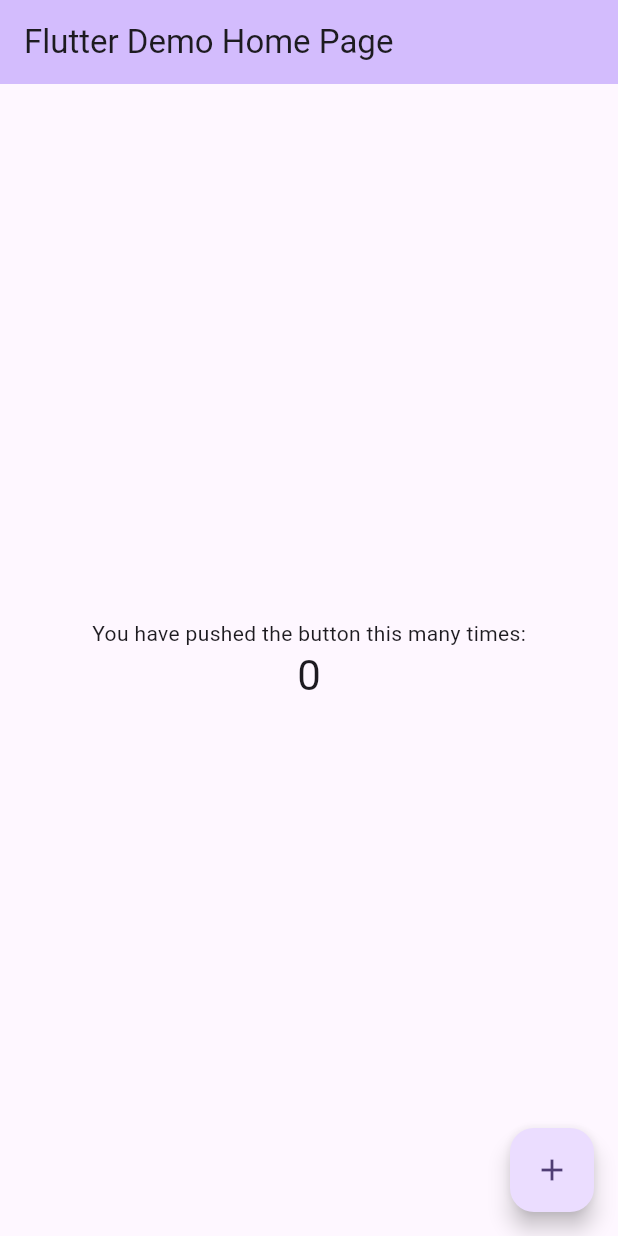
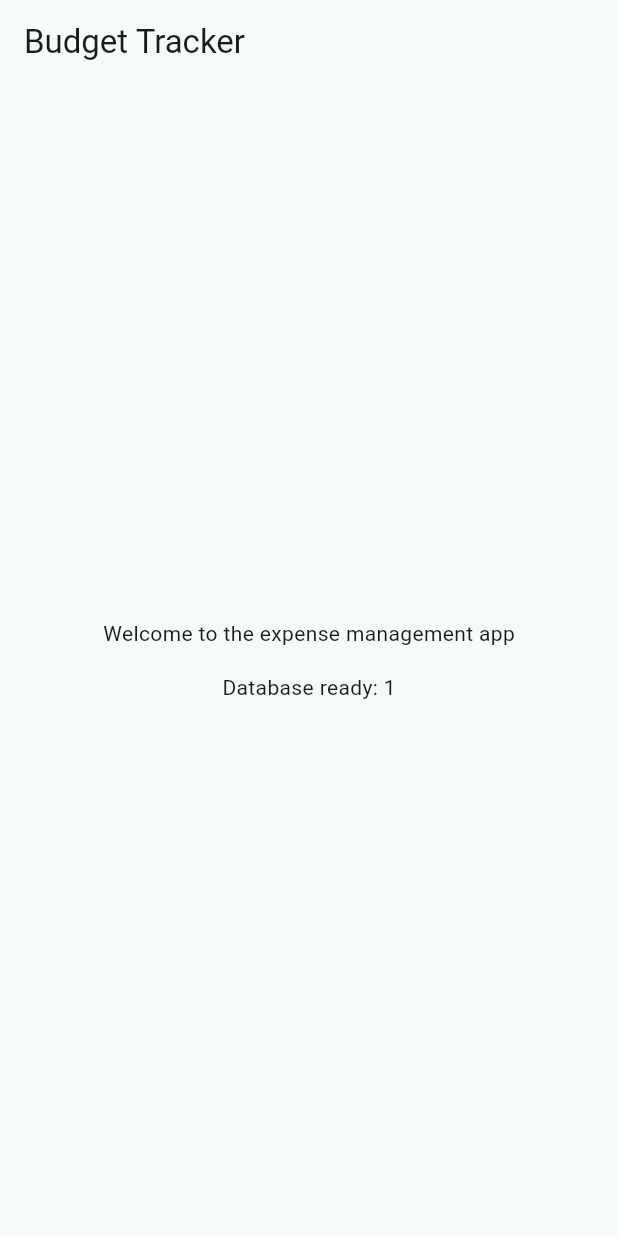
Before and after one commit to Rico631/budget_tracker, a Flutter app: the screen it shows after launch, on a phone screen of 412 x 824 dp. Run offline on Flutter 3.47's test engine with Material 3 defaults, Android fonts, the phone set to English and light mode, and no system bars; our stand-ins replace drift, drift_flutter, flutter_riverpod; accounts and stored records are empty; generated files the repository leaves out were written again.

````diff
--- /dev/null
+++ b/devtools_options.yaml
@@ -0,0 +1,3 @@
+description: This file stores settings for Dart & Flutter DevTools.
+documentation: https://docs.flutter.dev/tools/devtools/extensions#configure-extension-enablement-states
+extensions:
--- /dev/null
+++ b/l10n.yaml
@@ -0,0 +1,5 @@
+arb-dir: lib/l10n
+template-arb-file: app_en.arb
+output-localization-file: app_localizations.dart
+output-class: AppLocalizations
+nullable-getter: false
--- /dev/null
+++ b/lib/l10n/app_en.arb
@@ -0,0 +1,8 @@
+{
+  "@@locale": "en",
+  "appTitle": "Budget Tracker",
+  "welcomeMessage": "Welcome to the expense management app",
+  "@welcomeMessage": {
+    "description": "Home screen welcome copy"
+  }
+}
--- /dev/null
+++ b/lib/l10n/app_localizations.dart
@@ -0,0 +1,146 @@
+import 'dart:async';
+
+import 'package:flutter/foundation.dart';
+import 'package:flutter/widgets.dart';
+import 'package:flutter_localizations/flutter_localizations.dart';
+import 'package:intl/intl.dart' as intl;
+
+import 'app_localizations_en.dart';
+import 'app_localizations_ru.dart';
+
+// ignore_for_file: type=lint
+
+/// Callers can lookup localized strings with an instance of AppLocalizations
+/// returned by `AppLocalizations.of(context)`.
+///
+/// Applications need to include `AppLocalizations.delegate()` in their app's
+/// `localizationDelegates` list, and the locales they support in the app's
+/// `supportedLocales` list. For example:
+///
+/// ```dart
+/// import 'l10n/app_localizations.dart';
+///
+/// return MaterialApp(
+///   localizationsDelegates: AppLocalizations.localizationsDelegates,
+///   supportedLocales: AppLocalizations.supportedLocales,
+///   home: MyApplicationHome(),
+/// );
+/// ```
+///
+/// ## Update pubspec.yaml
+///
+/// Please make sure to update your pubspec.yaml to include the following
+/// packages:
+///
+/// ```yaml
+/// dependencies:
+///   # Internationalization support.
+///   flutter_localizations:
+///     sdk: flutter
+///   intl: any # Use the pinned version from flutter_localizations
+///
+///   # Rest of dependencies
+/// ```
+///
+/// ## iOS Applications
+///
+/// iOS applications define key application metadata, including supported
+/// locales, in an Info.plist file that is built into the application bundle.
+/// To configure the locales supported by your app, you’ll need to edit this
+/// file.
+///
+/// First, open your project’s ios/Runner.xcworkspace Xcode workspace file.
+/// Then, in the Project Navigator, open the Info.plist file under the Runner
+/// project’s Runner folder.
+///
+/// Next, select the Information Property List item, select Add Item from the
+/// Editor menu, then select Localizations from the pop-up menu.
+///
+/// Select and expand the newly-created Localizations item then, for each
+/// locale your application supports, add a new item and select the locale
+/// you wish to add from the pop-up menu in the Value field. This list should
+/// be consistent with the languages listed in the AppLocalizations.supportedLocales
+/// property.
+abstract class AppLocalizations {
+  AppLocalizations(String locale)
+    : localeName = intl.Intl.canonicalizedLocale(locale.toString());
+
+  final String localeName;
+
+  static AppLocalizations of(BuildContext context) {
+    return Localizations.of<AppLocalizations>(context, AppLocalizations)!;
+  }
+
+  static const LocalizationsDelegate<AppLocalizations> delegate =
+      _AppLocalizationsDelegate();
+
+  /// A list of this localizations delegate along with the default localizations
+  /// delegates.
+  ///
+  /// Returns a list of localizations delegates containing this delegate along with
+  /// GlobalMaterialLocalizations.delegate, GlobalCupertinoLocalizations.delegate,
+  /// and GlobalWidgetsLocalizations.delegate.
+  ///
+  /// Additional delegates can be added by appending to this list in
+  /// MaterialApp. This list does not have to be used at all if a custom list
+  /// of delegates is preferred or required.
+  static const List<LocalizationsDelegate<dynamic>> localizationsDelegates =
+      <LocalizationsDelegate<dynamic>>[
+        delegate,
+        GlobalMaterialLocalizations.delegate,
+        GlobalCupertinoLocalizations.delegate,
+        GlobalWidgetsLocalizations.delegate,
+      ];
+
+  /// A list of this localizations delegate's supported locales.
+  static const List<Locale> supportedLocales = <Locale>[
+    Locale('en'),
+    Locale('ru'),
+  ];
+
+  /// No description provided for @appTitle.
+  ///
+  /// In en, this message translates to:
+  /// **'Budget Tracker'**
+  String get appTitle;
+
+  /// Home screen welcome copy
+  ///
+  /// In en, this message translates to:
+  /// **'Welcome to the expense management app'**
+  String get welcomeMessage;
+}
+
+class _AppLocalizationsDelegate
+    extends LocalizationsDelegate<AppLocalizations> {
+  const _AppLocalizationsDelegate();
+
+  @override
+  Future<AppLocalizations> load(Locale locale) {
+    return SynchronousFuture<AppLocalizations>(lookupAppLocalizations(locale));
+  }
+
+  @override
+  bool isSupported(Locale locale) =>
+      <String>['en', 'ru'].contains(locale.languageCode);
+
+  @override
+  bool shouldReload(_AppLocalizationsDelegate old) => false;
+}
+
+AppLocalizations lookupAppLocalizations(Locale locale) {
+  // Lookup logic when only language code is specified.
+  switch (locale.languageCode) {
+    case 'en':
+      return AppLocalizationsEn();
+    case 'ru':
+      return AppLocalizationsRu();
+  }
+
+  throw FlutterError(
+    'AppLocalizations.delegate failed to load unsupported locale "$locale". This is likely '
+    'an issue with the localizations generation tool. Please file an issue '
+    'on GitHub with a reproducible sample app and the gen-l10n configuration '
+    'that was used.',
+  );
+}
--- /dev/null
+++ b/lib/l10n/app_localizations_en.dart
@@ -0,0 +1,16 @@
+// ignore: unused_import
+import 'package:intl/intl.dart' as intl;
+import 'app_localizations.dart';
+
+// ignore_for_file: type=lint
+
+/// The translations for English (`en`).
+class AppLocalizationsEn extends AppLocalizations {
+  AppLocalizationsEn([String locale = 'en']) : super(locale);
+
+  @override
+  String get appTitle => 'Budget Tracker';
+
+  @override
+  String get welcomeMessage => 'Welcome to the expense management app';
+}
--- a/lib/main.dart
+++ b/lib/main.dart
@@ -1,121 +1,79 @@
+import 'package:budget_tracker/l10n/app_localizations.dart';
+import 'package:budget_tracker/src/data/app_database.dart';
+import 'package:drift/drift.dart' as drift;
 import 'package:flutter/material.dart';
+import 'package:flutter_riverpod/flutter_riverpod.dart';
+
+final appDatabaseProvider = Provider<AppDatabase>((ref) {
+  final database = AppDatabase();
+  ref.onDispose(database.close);
+  return database;
+});
+
+Locale resolveSupportedLocale(
+  Locale? locale,
+  Iterable<Locale> supportedLocales,
+) {
+  if (locale == null) {
+    return const Locale('ru');
+  }
+
+  for (final supportedLocale in supportedLocales) {
+    if (supportedLocale.languageCode == locale.languageCode) {
+      return supportedLocale;
+    }
+  }
+
+  return const Locale('ru');
+}
 
 void main() {
-  runApp(const MyApp());
+  drift.driftRuntimeOptions.dontWarnAboutMultipleDatabases = true;
+  runApp(const ProviderScope(child: BudgetTrackerApp()));
 }
 
-class MyApp extends StatelessWidget {
-  const MyApp({super.key});
+class BudgetTrackerApp extends StatelessWidget {
+  const BudgetTrackerApp({super.key, this.locale});
 
-  // This widget is the root of your application.
+  final Locale? locale;
+
   @override
   Widget build(BuildContext context) {
     return MaterialApp(
-      title: 'Flutter Demo',
+      title: 'Budget Tracker',
+      locale: locale,
+      localizationsDelegates: AppLocalizations.localizationsDelegates,
+      supportedLocales: const [Locale('ru'), Locale('en')],
+      localeResolutionCallback: (locale, supportedLocales) =>
+          resolveSupportedLocale(locale, supportedLocales),
       theme: ThemeData(
-        // This is the theme of your application.
-        //
-        // TRY THIS: Try running your application with "flutter run". You'll see
-        // the application has a purple toolbar. Then, without quitting the app,
-        // try changing the seedColor in the colorScheme below to Colors.green
-        // and then invoke "hot reload" (save your changes or press the "hot
-        // reload" button in a Flutter-supported IDE, or press "r" if you used
-        // the command line to start the app).
-        //
-        // Notice that the counter didn't reset back to zero; the application
-        // state is not lost during the reload. To reset the state, use hot
-        // restart instead.
-        //
-        // This works for code too, not just values: Most code changes can be
-        // tested with just a hot reload.
-        colorScheme: .fromSeed(seedColor: Colors.deepPurple),
+        colorScheme: ColorScheme.fromSeed(seedColor: Colors.teal),
+        useMaterial3: true,
       ),
-      home: const MyHomePage(title: 'Flutter Demo Home Page'),
+      home: const BudgetTrackerHomePage(),
     );
   }
 }
 
-class MyHomePage extends StatefulWidget {
-  const MyHomePage({super.key, required this.title});
-
-  // This widget is the home page of your application. It is stateful, meaning
-  // that it has a State object (defined below) that contains fields that affect
-  // how it looks.
-
-  // This class is the configuration for the state. It holds the values (in this
-  // case the title) provided by the parent (in this case the App widget) and
-  // used by the build method of the State. Fields in a Widget subclass are
-  // always marked "final".
-
-  final String title;
+class BudgetTrackerHomePage extends ConsumerWidget {
+  const BudgetTrackerHomePage({super.key});
 
   @override
-  State<MyHomePage> createState() => _MyHomePageState();
-}
+  Widget build(BuildContext context, WidgetRef ref) {
+    final database = ref.watch(appDatabaseProvider);
+    final localizations = AppLocalizations.of(context);
 
-class _MyHomePageState extends State<MyHomePage> {
-  int _counter = 0;
-
-  void _incrementCounter() {
-    setState(() {
-      // This call to setState tells the Flutter framework that something has
-      // changed in this State, which causes it to rerun the build method below
-      // so that the display can reflect the updated values. If we changed
-      // _counter without calling setState(), then the build method would not be
-      // called again, and so nothing would appear to happen.
-      _counter++;
-    });
-  }
-
-  @override
-  Widget build(BuildContext context) {
-    // This method is rerun every time setState is called, for instance as done
-    // by the _incrementCounter method above.
-    //
-    // The Flutter framework has been optimized to make rerunning build methods
-    // fast, so that you can just rebuild anything that needs updating rather
-    // than having to individually change instances of widgets.
     return Scaffold(
-      appBar: AppBar(
-        // TRY THIS: Try changing the color here to a specific color (to
-        // Colors.amber, perhaps?) and trigger a hot reload to see the AppBar
-        // change color while the other colors stay the same.
-        backgroundColor: Theme.of(context).colorScheme.inversePrimary,
-        // Here we take the value from the MyHomePage object that was created by
-        // the App.build method, and use it to set our appbar title.
-        title: Text(widget.title),
-      ),
+      appBar: AppBar(title: Text(localizations.appTitle)),
       body: Center(
-        // Center is a layout widget. It takes a single child and positions it
-        // in the middle of the parent.
         child: Column(
-          // Column is also a layout widget. It takes a list of children and
-          // arranges them vertically. By default, it sizes itself to fit its
-          // children horizontally, and tries to be as tall as its parent.
-          //
-          // Column has various properties to control how it sizes itself and
-          // how it positions its children. Here we use mainAxisAlignment to
-          // center the children vertically; the main axis here is the vertical
-          // axis because Columns are vertical (the cross axis would be
-          // horizontal).
-          //
-          // TRY THIS: Invoke "debug painting" (choose the "Toggle Debug Paint"
-          // action in the IDE, or press "p" in the console), to see the
-          // wireframe for each widget.
-          mainAxisAlignment: .center,
+          mainAxisAlignment: MainAxisAlignment.center,
           children: [
-            const Text('You have pushed the button this many times:'),
-            Text(
-              '$_counter',
-              style: Theme.of(context).textTheme.headlineMedium,
-            ),
+            Text(localizations.welcomeMessage),
+            const SizedBox(height: 16),
+            Text('Database ready: ${database.schemaVersion}'),
           ],
         ),
-      ),
-      floatingActionButton: FloatingActionButton(
-        onPressed: _incrementCounter,
-        tooltip: 'Increment',
-        child: const Icon(Icons.add),
       ),
     );
   }
````
Also changed, not shown: lib/l10n/app_localizations_ru.dart (added, +17 -0 lines), lib/l10n/app_ru.arb (added, +8 -0 lines), lib/src/data/app_database.dart (added, +25 -0 lines), openspec/config.yaml (+52 -30 lines), pubspec.yaml (+11 -7 lines), lib/src/data/app_database.g.dart (added), openspec/changes/2026-09-23-establish-app-foundation/.openspec.yaml (added), pubspec.lock, 7 other files.
